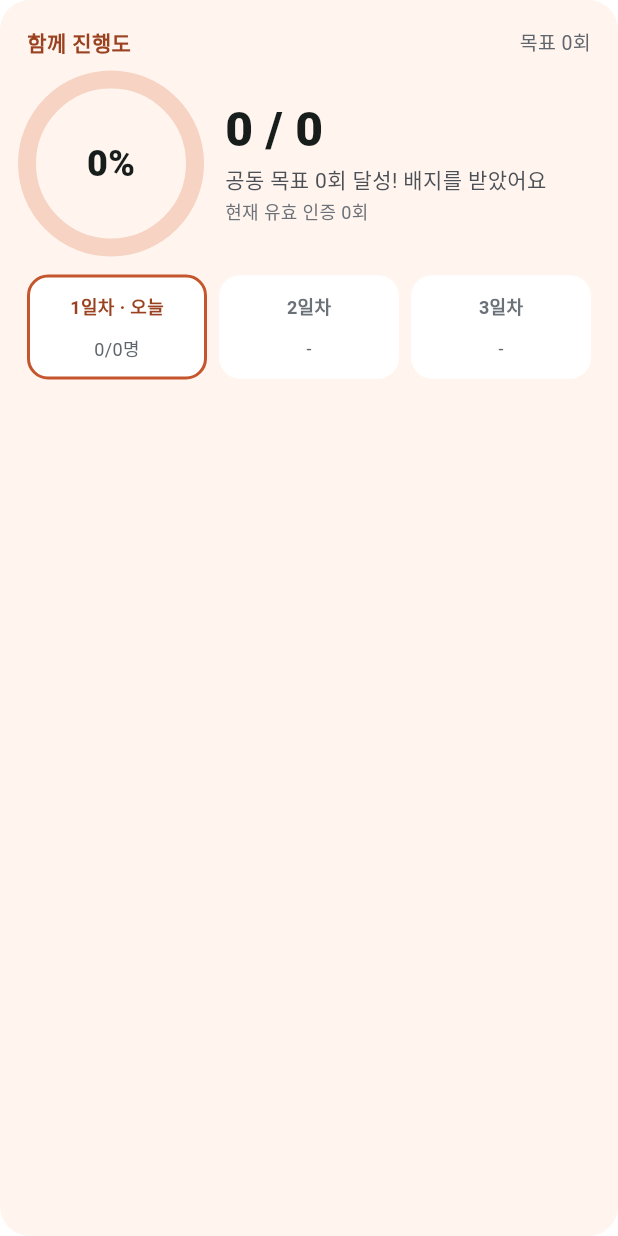
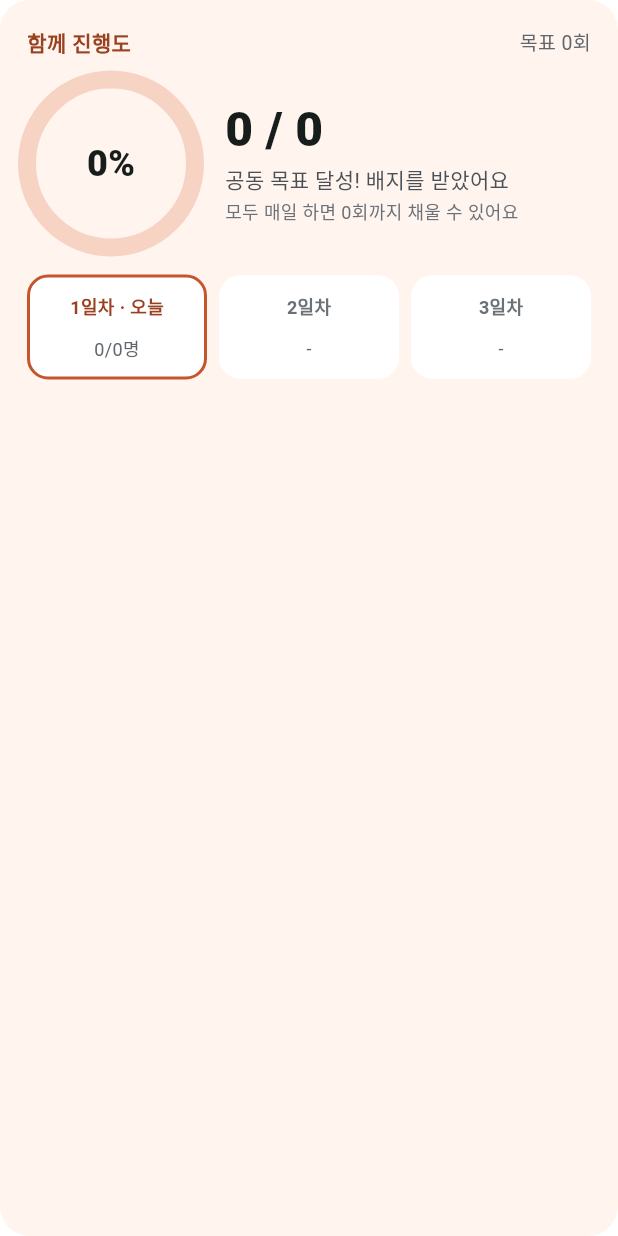
Before and after one commit to thingjae85/jedoit, a Flutter app: the _ProgressCard widget shown alone on an empty page, opened directly with empty values, on a phone screen of 412 x 824 dp. Run offline on Flutter 3.47's test engine with Material 3 defaults, Android fonts, the phone set to English and light mode, and no system bars; our stand-ins replace image_picker, qr_flutter, shared_preferences, supabase_flutter, video_player, web; accounts and stored records are empty; network calls fail.

Commit message:
진행도를 목표 기준으로 맞추고, 시작일을 고를 수 있게 (#10)
- 진행도 링·숫자·홈 카드를 공동 목표 기준으로 통일 (목표 달성 = 100%)
- 시작 확정 때 오늘부터/내일부터를 고른다 (저녁 6시 이후엔 내일부터 추천)

```diff
--- a/lib/models/room.dart
+++ b/lib/models/room.dart
@@ -39,6 +39,12 @@ enum ChallengeKind {
 }
 
 /// 챌린지 기간 범위와 빠르게 더하는 버튼
+/// 이 시각(한국 시간)부터는 시작 확정 때 '내일부터'를 먼저 권한다.
+const lateStartHour = 18;
+
+/// [now]에 시작을 확정할 때 '내일부터'를 권하는지 (한국 시간 기준).
+bool suggestTomorrow(DateTime now) => now.toUtc().add(const Duration(hours: 9)).hour >= lateStartHour;
+
 const minChallengeDays = 3;
 const maxChallengeDays = 60;
 const challengeDayAdds = [(3, '+3일'), (5, '+5일'), (7, '+7일'), (30, '+한 달')];
--- a/lib/screens/room_screen.dart
+++ b/lib/screens/room_screen.dart
@@ -167,9 +167,37 @@ class _RoomScreenState extends State<RoomScreen> {
   }
 
   Future<void> _confirmStart() async {
-    final ok = await _ask('시작을 확정할까요?',
-        '지금 참가한 ${_members.length}명으로 오늘부터 바로 시작해 ${_summary?.days ?? 3}일 동안 진행해요. 오늘이 1일차예요. 확정 후에는 새로 참가할 수 없어요.');
-    if (ok) await _run(() => widget.rooms.confirmStart(widget.roomId), done: '시작했어요! 오늘 첫 인증을 올려 보세요');
+    final late = suggestTomorrow(widget.now());
+    final days = _summary?.days ?? 3;
+    final tomorrow = await showDialog<bool>(
+      context: context,
+      builder: (ctx) {
+        Widget choice(bool t) {
+          final label = Text(t ? '내일부터' : '오늘부터');
+          void pick() => Navigator.of(ctx).pop(t);
+          return t == late
+              ? FilledButton(key: Key(t ? 'startTomorrow' : 'startToday'), onPressed: pick, child: label)
+              : OutlinedButton(key: Key(t ? 'startTomorrow' : 'startToday'), onPressed: pick, child: label);
+        }
+
+        return AlertDialog(
+          title: const Text('언제부터 시작할까요?'),
+          content: Text('지금 참가한 ${_members.length}명으로 $days일 동안 진행해요.\n'
+              '오늘부터: 오늘이 1일차예요.\n'
+              '내일부터: 내일 0시에 시작해요.${late ? ' 저녁이라 내일부터를 추천해요.' : ''}\n'
+              '확정 후에는 새로 참가할 수 없어요.'),
+          actions: [
+            TextButton(onPressed: () => Navigator.of(ctx).pop(), child: const Text('취소')),
+            choice(false),
+            choice(true),
+          ],
+        );
+      },
+    );
+    if (tomorrow != null) {
+      await _run(() => widget.rooms.confirmStart(widget.roomId, tomorrow: tomorrow),
+          done: tomorrow ? '확정했어요! 내일 0시에 시작해요' : '시작했어요! 오늘 첫 인증을 올려 보세요');
+    }
     await _load();
   }
 
@@ -489,7 +517,10 @@ class _ProgressCard extends StatelessWidget {
   @override
   Widget build(BuildContext context) {
     final s = summary;
-    final ratio = s.totalElements == 0 ? 0.0 : (s.earned / s.totalElements).clamp(0.0, 1.0);
+    // 진행도는 공동 목표 기준: 목표를 채우면 100%
+    final goal = s.goal ?? s.totalElements;
+    final ratio = goal <= 0 ? 0.0 : (s.earned / goal).clamp(0.0, 1.0).toDouble();
+    final left = (goal - s.earned).clamp(0, goal);
     final members = s.activeCount;
     // 일차별 인증 인원 (시작일 기준, 한국 날짜)
     final start = s.startsAt == null ? null : _kstDay(s.startsAt!);
@@ -515,7 +546,7 @@ class _ProgressCard extends StatelessWidget {
               const Text('함께 진행도',
                   style: TextStyle(fontSize: 14, fontWeight: FontWeight.w700, color: JdColors.togetherText)),
               const Spacer(),
-              if (s.goal != null) Text('목표 ${s.goal}회', style: const TextStyle(fontSize: 13, color: JdColors.subtle)),
+              Text('목표 $goal회', style: const TextStyle(fontSize: 13, color: JdColors.subtle)),
             ],
           ),
           const SizedBox(height: 14),
@@ -551,18 +582,19 @@ class _ProgressCard extends StatelessWidget {
                 child: Column(
                   crossAxisAlignment: CrossAxisAlignment.start,
                   children: [
-                    Text('${s.earned} / ${s.totalElements}',
+                    Text('${s.earned} / $goal',
                         key: const Key('progressText'),
                         style: const TextStyle(fontSize: 32, fontWeight: FontWeight.w800, height: 1.1)),
                     const SizedBox(height: 6),
                     Text(
-                      s.goalReachedAt != null
-                          ? '공동 목표 ${s.goal}회 달성! 배지를 받았어요'
-                          : '공동 목표 ${s.goal}회까지 ${((s.goal ?? 0) - s.earned).clamp(0, 99)}회 남았어요',
+                      s.goalReachedAt != null || left == 0
+                          ? '공동 목표 달성! 배지를 받았어요'
+                          : '공동 목표까지 $left회 남았어요',
                       style: const TextStyle(fontSize: 14, color: Color(0xFF4A5056)),
                     ),
                     const SizedBox(height: 2),
-                    Text('현재 유효 인증 ${s.validCount}회', style: const TextStyle(fontSize: 12, color: JdColors.faint)),
+                    Text('모두 매일 하면 ${s.totalElements}회까지 채울 수 있어요',
+                        style: const TextStyle(fontSize: 12, color: JdColors.faint)),
                   ],
                 ),
               ),
--- a/lib/services/room_service.dart
+++ b/lib/services/room_service.dart
@@ -52,7 +52,8 @@ abstract class RoomService {
     int days = 3,
   });
   Future<String> join(String code, String nickname);
-  Future<void> confirmStart(String roomId);
+  /// 시작 확정. [tomorrow]면 내일 0시(한국 시간)에 시작하고, 아니면 오늘이 1일차다.
+  Future<void> confirmStart(String roomId, {bool tomorrow = false});
   Future<void> leave(String roomId);
 
   /// 오늘 인증을 저장한다. 사진은 이미 압축한 JPEG, 동영상은 확인을 마친 파일.
@@ -130,7 +131,8 @@ class SupabaseRoomService implements RoomService {
       await _db.rpc('join_room', params: {'code': code, 'nick': nickname}) as String;
 
   @override
-  Future<void> confirmStart(String roomId) => _db.rpc('confirm_start', params: {'r': roomId});
+  Future<void> confirmStart(String roomId, {bool tomorrow = false}) =>
+      _db.rpc('confirm_start', params: {'r': roomId, 'tomorrow': tomorrow});
 
   @override
   Future<void> leave(String roomId) => _db.rpc('leave_room', params: {'r': roomId});
```
Also changed, not shown: lib/screens/home_screen.dart (+11 -4 lines), 3 other files.
